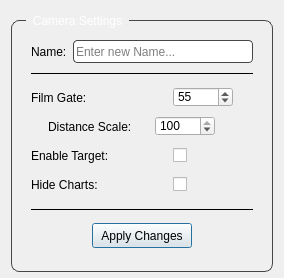
Above: YFX_Lookdev_Tool/dev/UI/camera_options_UI.ui from kaanyilmaz99/YFX_Lookdev_Tool before the change. Below: the same form after it.
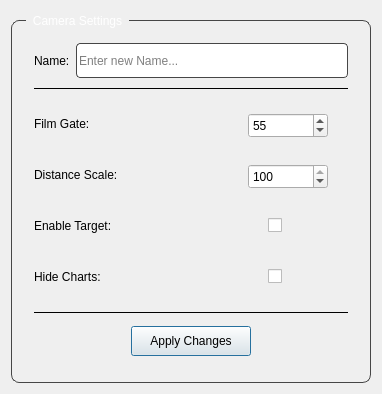
That is the form after the change.

Patch:
```diff
--- a/YFX_Lookdev_Tool/dev/UI/camera_options_UI.ui
+++ b/YFX_Lookdev_Tool/dev/UI/camera_options_UI.ui
@@ -9,19 +9,19 @@
    <rect>
     <x>0</x>
     <y>0</y>
-    <width>284</width>
-    <height>278</height>
+    <width>382</width>
+    <height>394</height>
    </rect>
   </property>
   <property name="minimumSize">
    <size>
-    <width>284</width>
-    <height>278</height>
+    <width>289</width>
+    <height>312</height>
    </size>
   </property>
   <property name="maximumSize">
    <size>
-    <width>402</width>
+    <width>9999</width>
     <height>9999</height>
    </size>
   </property>
@@ -74,6 +74,18 @@
       <string>Camera Settings</string>
      </property>
      <layout class="QVBoxLayout" name="verticalLayout_2">
+      <property name="leftMargin">
+       <number>12</number>
+      </property>
+      <property name="topMargin">
+       <number>12</number>
+      </property>
+      <property name="rightMargin">
+       <number>12</number>
+      </property>
+      <property name="bottomMargin">
+       <number>12</number>
+      </property>
       <item>
        <layout class="QVBoxLayout" name="verticalLayout" stretch="0,0,0,0,0,0,0,0,0">
         <property name="spacing">
@@ -101,6 +113,11 @@
           </property>
           <item>
            <widget class="QLabel" name="label_name">
+            <property name="font">
+             <font>
+              <pointsize>9</pointsize>
+             </font>
+            </property>
             <property name="text">
              <string>Name:</string>
             </property>
@@ -111,7 +128,7 @@
             <property name="minimumSize">
              <size>
               <width>0</width>
-              <height>23</height>
+              <height>35</height>
              </size>
             </property>
             <property name="styleSheet">
@@ -158,10 +175,15 @@
            <widget class="QLabel" name="label">
             <property name="minimumSize">
              <size>
-              <width>90</width>
+              <width>150</width>
               <height>0</height>
              </size>
             </property>
+            <property name="font">
+             <font>
+              <pointsize>9</pointsize>
+             </font>
+            </property>
             <property name="text">
              <string>Film Gate:</string>
             </property>
@@ -171,8 +193,8 @@
            <widget class="QSpinBox" name="sBox_filmGate">
             <property name="minimumSize">
              <size>
-              <width>60</width>
-              <height>20</height>
+              <width>80</width>
+              <height>25</height>
              </size>
             </property>
             <property name="maximumSize">
@@ -208,7 +230,10 @@
          </layout>
         </item>
         <item>
-         <layout class="QHBoxLayout" name="horizontalLayout_7" stretch="0,1,0">
+         <layout class="QHBoxLayout" name="horizontalLayout_7" stretch="0,0,0,0">
+          <property name="leftMargin">
+           <number>0</number>
+          </property>
           <property name="bottomMargin">
            <number>0</number>
           </property>
@@ -216,7 +241,7 @@
            <widget class="QLabel" name="label_4">
             <property name="minimumSize">
              <size>
-              <width>90</width>
+              <width>300</width>
               <height>0</height>
              </size>
             </property>
@@ -226,6 +251,11 @@
               <height>16777215</height>
              </size>
             </property>
+            <property name="font">
+             <font>
+              <pointsize>9</pointsize>
+             </font>
+            </property>
             <property name="text">
              <string>Distance Scale:</string>
             </property>
@@ -235,8 +265,8 @@
            <widget class="QSpinBox" name="sBox_distance_scale">
             <property name="minimumSize">
              <size>
-              <width>60</width>
-              <height>20</height>
+              <width>80</width>
+              <height>25</height>
              </size>
             </property>
             <property name="maximumSize">
@@ -256,6 +286,19 @@
             </property>
            </widget>
           </item>
+          <item>
+           <spacer name="horizontalSpacer">
+            <property name="orientation">
+             <enum>Qt::Horizontal</enum>
+            </property>
+            <property name="sizeHint" stdset="0">
+             <size>
+              <width>40</width>
+              <height>20</height>
+             </size>
+            </property>
+           </spacer>
+          </item>
           <item>
            <spacer name="verticalSpacer_4">
             <property name="orientation">
@@ -264,7 +307,7 @@
             <property name="sizeHint" stdset="0">
              <size>
               <width>20</width>
-              <height>20</height>
+              <height>40</height>
              </size>
             </property>
            </spacer>
@@ -283,10 +326,15 @@
            <widget class="QLabel" name="label_3">
             <property name="minimumSize">
              <size>
-              <width>90</width>
+              <width>140</width>
               <height>0</height>
              </size>
             </property>
+            <property name="font">
+             <font>
+              <pointsize>9</pointsize>
+             </font>
+            </property>
             <property name="text">
              <string>Enable Target:</string>
             </property>
@@ -338,10 +386,15 @@
            <widget class="QLabel" name="label_2">
             <property name="minimumSize">
              <size>
-              <width>90</width>
+              <width>140</width>
               <height>0</height>
              </size>
             </property>
+            <property name="font">
+             <font>
+              <pointsize>9</pointsize>
+             </font>
+            </property>
             <property name="text">
              <string>Hide Charts:</string>
             </property>
@@ -439,14 +492,14 @@
             </property>
             <property name="minimumSize">
              <size>
-              <width>100</width>
-              <height>25</height>
+              <width>120</width>
+              <height>30</height>
              </size>
             </property>
             <property name="maximumSize">
              <size>
-              <width>100</width>
-              <height>25</height>
+              <width>120</width>
+              <height>30</height>
              </size>
             </property>
             <property name="text">
```
